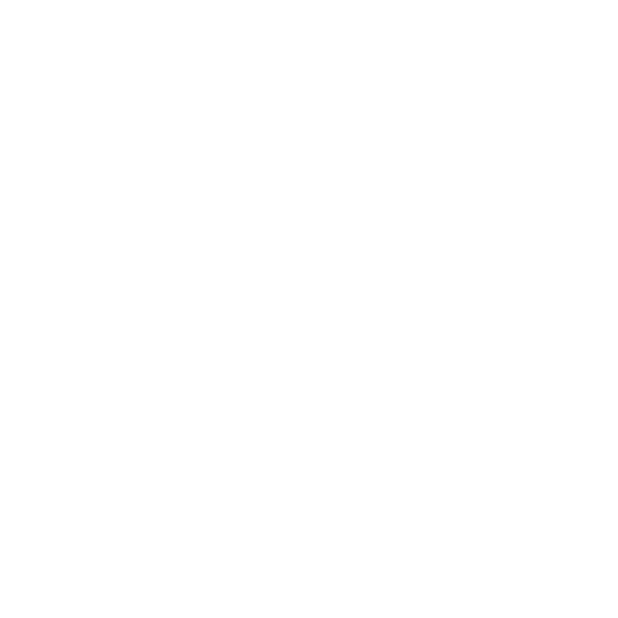
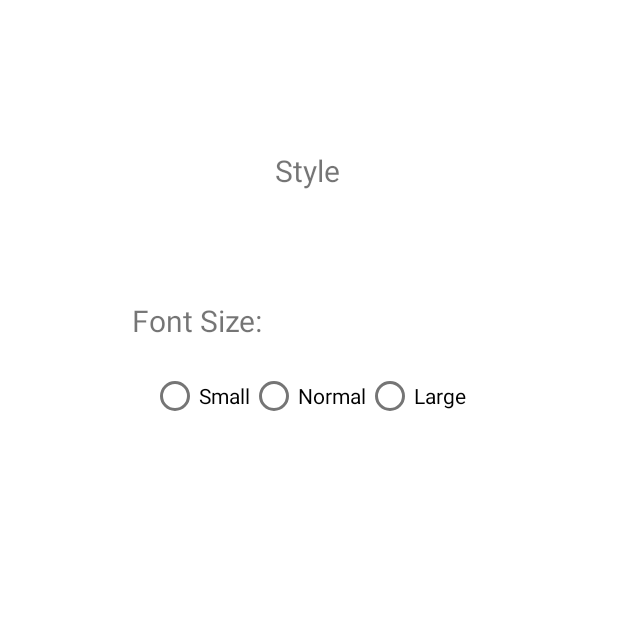
Before and after one commit to RIT-MSD-P21015/app_development, an Android app: the SettingsStyle screen opened directly, with no data from a screen before it, on a phone screen of 412 x 824 dp, the top half of it. Before the commit the part shown is empty. Run offline under Robolectric (Android 15) with nearby library versions, the phone set to English and light mode, and no system bars.

Commit message:
Added text scaling in settings options
It now works with settings screen and the settings style screen. Need to add to other screens to see how it will look

```diff
--- a/app/src/main/java/com/example/logintest/ui/login/SettingsStyle.java
+++ b/app/src/main/java/com/example/logintest/ui/login/SettingsStyle.java
@@ -3,14 +3,90 @@ package com.example.logintest.ui.login;
 import androidx.appcompat.app.AppCompatActivity;
 
 import android.os.Bundle;
+import android.view.MotionEvent;
+import android.view.View;
+import android.widget.Button;
+import android.widget.CheckBox;
+import android.widget.EditText;
+import android.widget.RadioButton;
+import android.widget.RadioGroup;
+import android.widget.TextView;
+import android.widget.Toast;
 
 import com.example.logintest.R;
 
 public class SettingsStyle extends AppCompatActivity {
 
+    private static Integer fontSize = 20;
+
     @Override
     protected void onCreate(Bundle savedInstanceState) {
         super.onCreate(savedInstanceState);
         setContentView(R.layout.activity_settings_style);
+
+        TextView textViewFontSize = (TextView) findViewById(R.id.textViewFontSize);
+        TextView textViewStyle= (TextView) findViewById(R.id.textViewStyle);
+
+        RadioGroup fontRadioGroup = (RadioGroup) findViewById(R.id.radioGroupFontSize);
+        RadioButton checkedRadioButton = (RadioButton)fontRadioGroup.findViewById(fontRadioGroup.getCheckedRadioButtonId());
+
+        // This overrides the radioGroup onCheckListener
+        fontRadioGroup.setOnCheckedChangeListener(new RadioGroup.OnCheckedChangeListener()
+        {
+            public void onCheckedChanged(RadioGroup group, int checkedId)
+            {
+                // This will get the radiobutton that has changed in its check state
+                RadioButton checkedRadioButton = (RadioButton)group.findViewById(checkedId);
+                // This puts the value (true/false) into the variable
+                boolean isChecked = checkedRadioButton.isChecked();
+                // If the radiobutton that has changed in check state is now checked...
+                if (isChecked)
+                {
+                    if (checkedRadioButton.getText().equals("Small")){
+                        fontSize = 14;
+                    }
+                    else if (checkedRadioButton.getText().equals("Normal")){
+                        fontSize = 20;
+                    }
+                    else if (checkedRadioButton.getText().equals("Large")){
+                        fontSize = 34;
+                    }
+
+                    textViewFontSize.setTextSize(fontSize);
+                    textViewStyle.setTextSize(fontSize);
+                }
+            }
+        });
+
+        textViewFontSize.setTextSize(fontSize);
+        textViewStyle.setTextSize(fontSize);
     }
+    private void changeFont() {
+
+        TextView textViewFontSize = findViewById(R.id.textViewFontSize);
+        TextView textViewStyle= findViewById(R.id.textViewStyle);
+
+        RadioButton fontSize20 = findViewById(R.id.radioButtonFontSmall);
+        RadioButton fontSize34 = findViewById(R.id.radioButtonFontNormal);
+        RadioButton fontSize48 = findViewById(R.id.radioButtonFontLarge);
+
+        if (fontSize20.isChecked()){
+            fontSize = 20;
+        }
+        else if (fontSize34.isChecked()){
+            fontSize = 34;
+        }
+        else if (fontSize48.isChecked()){
+            fontSize = 48;
+        }
+
+        textViewFontSize.setTextSize(fontSize);
+        textViewStyle.setTextSize(fontSize);
+
+    }
+
+    public static Integer getFontSize() {
+        return fontSize;
+    }
+
 }
--- a/app/src/main/res/layout/activity_settings.xml
+++ b/app/src/main/res/layout/activity_settings.xml
@@ -7,7 +7,7 @@
     tools:context=".ui.login.Settings">
 
     <TextView
-        android:id="@+id/textView23"
+        android:id="@+id/textViewSettings"
         android:layout_width="wrap_content"
         android:layout_height="wrap_content"
         android:layout_marginTop="36dp"
@@ -48,7 +48,7 @@
         app:layout_constraintEnd_toEndOf="parent"
         app:layout_constraintHorizontal_bias="0.495"
         app:layout_constraintStart_toStartOf="parent"
-        app:layout_constraintTop_toBottomOf="@+id/textView23" />
+        app:layout_constraintTop_toBottomOf="@+id/textViewSettings" />
 
     <Button
         android:id="@+id/button_return_main_settings"
--- a/app/src/main/res/layout/activity_settings_style.xml
+++ b/app/src/main/res/layout/activity_settings_style.xml
@@ -6,4 +6,55 @@
     android:layout_height="match_parent"
     tools:context=".ui.login.SettingsStyle">
 
+    <TextView
+        android:id="@+id/textViewStyle"
+        android:layout_width="wrap_content"
+        android:layout_height="wrap_content"
+        android:layout_marginTop="100dp"
+        android:text="@string/style"
+        android:textSize="24sp"
+        app:layout_constraintEnd_toEndOf="parent"
+        app:layout_constraintHorizontal_bias="0.498"
+        app:layout_constraintStart_toStartOf="parent"
+        app:layout_constraintTop_toTopOf="parent" />
+
+    <TextView
+        android:id="@+id/textViewFontSize"
+        android:layout_width="wrap_content"
+        android:layout_height="0dp"
+        android:text="Font Size:"
+        android:textSize="20sp"
+        app:layout_constraintBottom_toTopOf="@+id/radioGroupFontSize"
+        app:layout_constraintStart_toStartOf="@+id/radioGroupFontSize" />
+
+    <RadioGroup
+        android:id="@+id/radioGroupFontSize"
+        android:layout_width="236dp"
+        android:layout_height="73dp"
+        android:layout_marginTop="100dp"
+        android:gravity="center"
+        android:orientation="horizontal"
+        app:layout_constraintEnd_toEndOf="parent"
+        app:layout_constraintStart_toStartOf="parent"
+        app:layout_constraintTop_toBottomOf="@+id/textViewStyle">
+
+        <RadioButton
+            android:id="@+id/radioButtonFontSmall"
+            android:layout_width="wrap_content"
+            android:layout_height="wrap_content"
+            android:text="Small" />
+
+        <RadioButton
+            android:id="@+id/radioButtonFontNormal"
+            android:layout_width="wrap_content"
+            android:layout_height="wrap_content"
+            android:text="Normal" />
+
+        <RadioButton
+            android:id="@+id/radioButtonFontLarge"
+            android:layout_width="wrap_content"
+            android:layout_height="wrap_content"
+            android:text="Large" />
+    </RadioGroup>
+
 </androidx.constraintlayout.widget.ConstraintLayout>
--- a/app/src/main/res/values/dimens.xml
+++ b/app/src/main/res/values/dimens.xml
@@ -2,4 +2,5 @@
     <!-- Default screen margins, per the Android Design guidelines. -->
     <dimen name="activity_horizontal_margin">16dp</dimen>
     <dimen name="activity_vertical_margin">16dp</dimen>
+    <dimen name="font_size">20sp</dimen>
 </resources>
```
Also changed, not shown: app/src/main/java/com/example/logintest/ui/login/Settings.java (+12 -0 lines).
